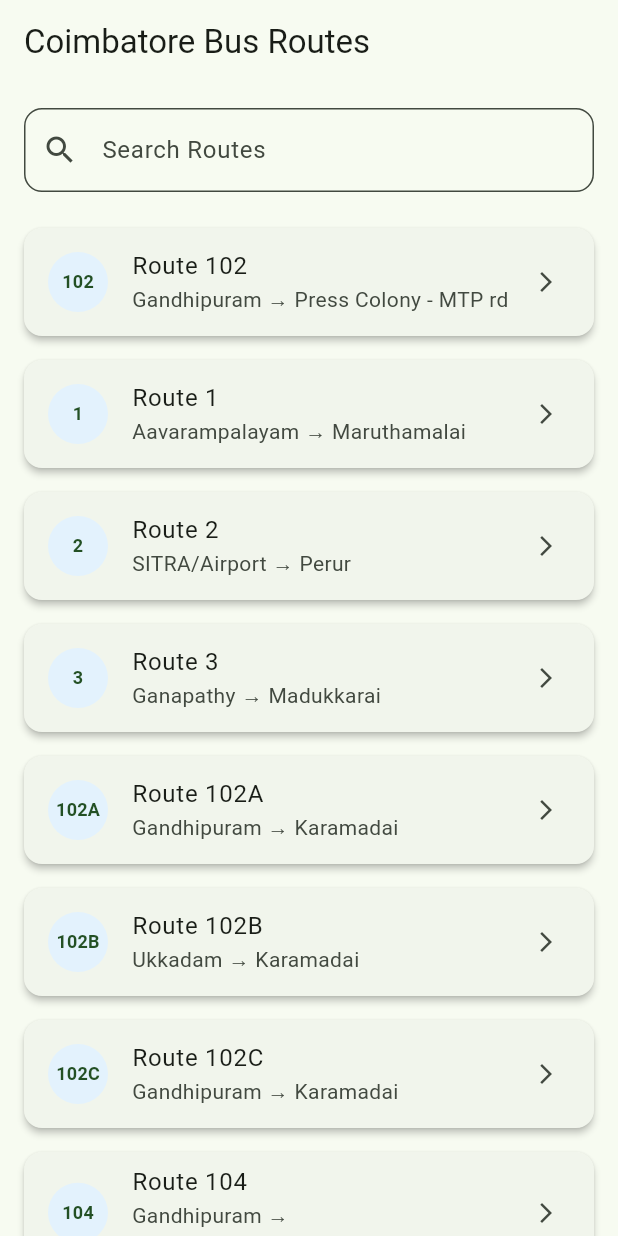
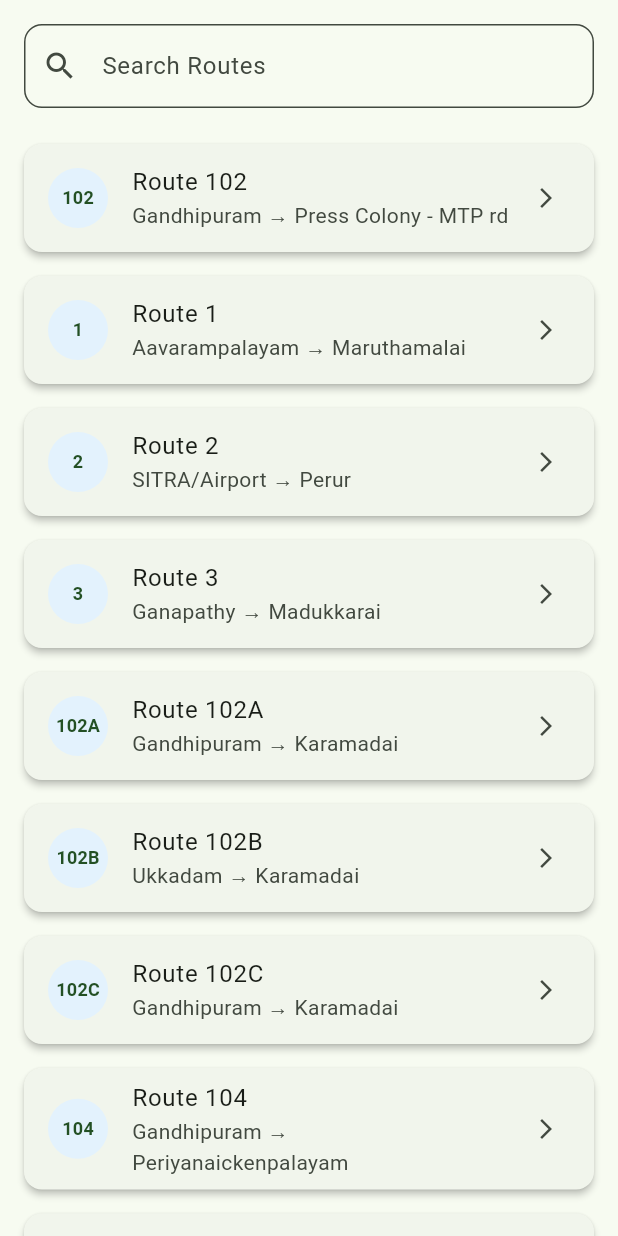
Before and after one commit to fosszil/koway, a Flutter app: the screen it shows after launch, on a phone screen of 412 x 824 dp. Run offline on Flutter 3.47's test engine with Material 3 defaults, Android fonts, the phone set to English and light mode, and no system bars.

Commit message:
removed the app bar

```diff
--- a/koway/lib/screens/route_list.dart
+++ b/koway/lib/screens/route_list.dart
@@ -59,9 +59,6 @@ class _RoutesListScreenState extends State<RoutesListScreen> {
   @override
   Widget build(BuildContext context) {
     return Scaffold(
-      appBar: AppBar(
-        title: const Text("Coimbatore Bus Routes"),
-      ),
       body: Column(
         children: [
           Padding(
```
